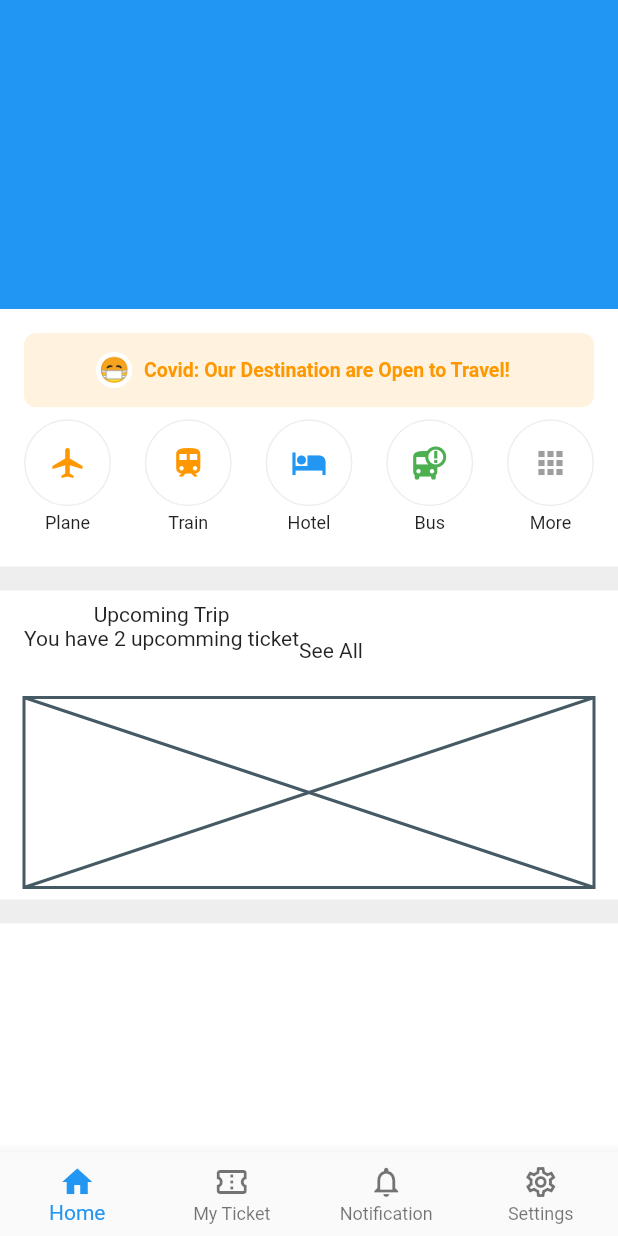
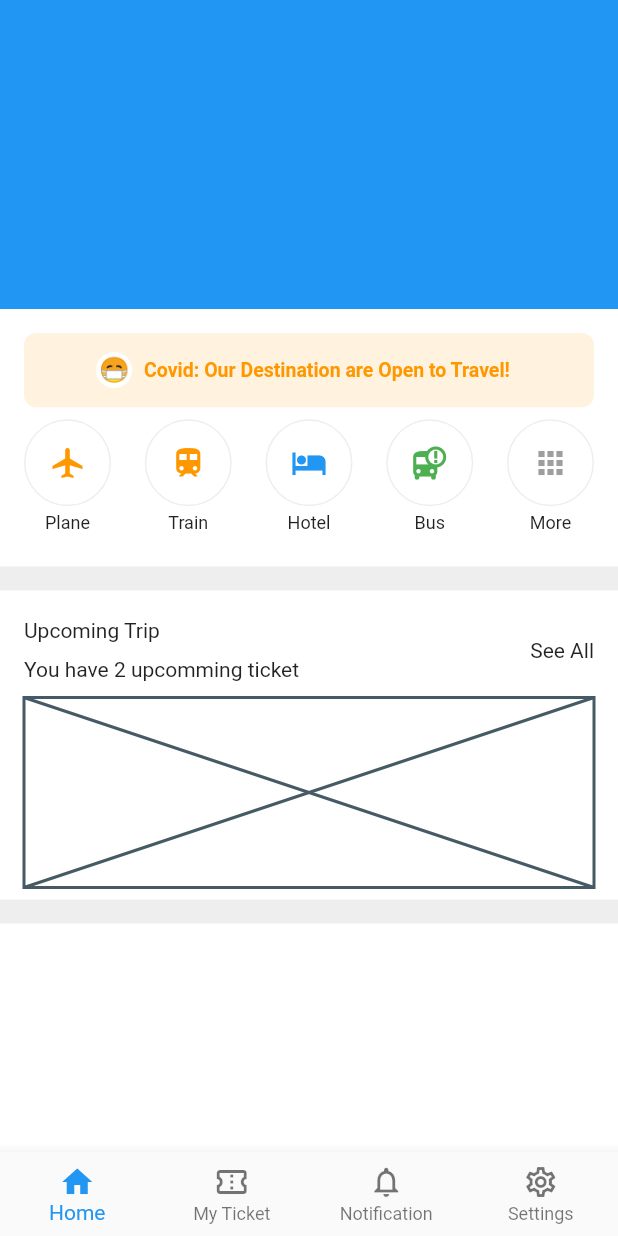
Before and after one commit to JAICHANGPARK/flutter_notebook_11th_story, a Flutter app: the screen it shows after launch, on a phone screen of 412 x 824 dp. Run offline on Flutter 3.47's test engine with Material 2 defaults, Android fonts, the phone set to English and light mode, and no system bars; our stand-ins replace backdrop, badges, flutter_inner_drawer, flutter_slidable, google_fonts.

Commit message:
Update ticket_booking_home_page.dart

```diff
--- a/lib/ep710_ticket_booking_app/ticket_booking_home_page.dart
+++ b/lib/ep710_ticket_booking_app/ticket_booking_home_page.dart
@@ -1,3 +1,4 @@
+import 'package:flutter/cupertino.dart';
 import 'package:flutter/material.dart';
 import 'package:flutter/rendering.dart';
 
@@ -200,8 +201,11 @@ class _TicketBookingHomePageState extends State<TicketBookingHomePage> {
                       Expanded(
                           flex:2,
                           child: Row(
+                            mainAxisAlignment: MainAxisAlignment.spaceBetween,
                             children: [
                               Column(
+                                crossAxisAlignment: CrossAxisAlignment.start,
+                                mainAxisAlignment: MainAxisAlignment.spaceEvenly,
                                 children: [
                                   Text("Upcoming Trip"),
                                   Text("You have 2 upcomming ticket"),
```
